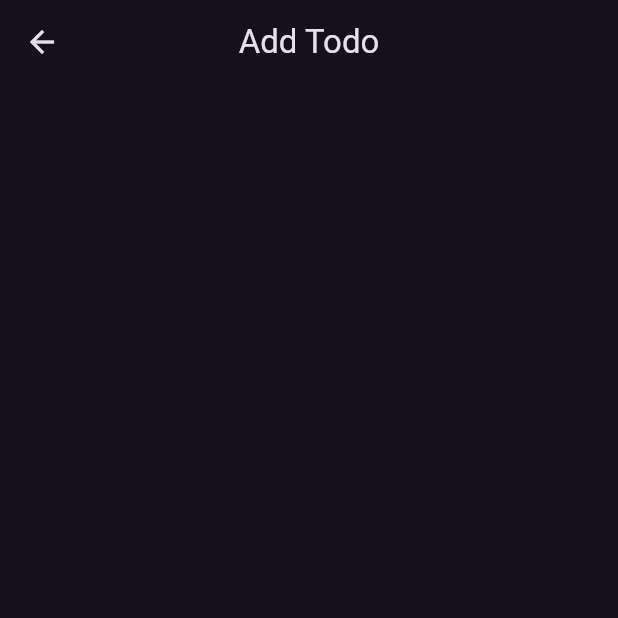
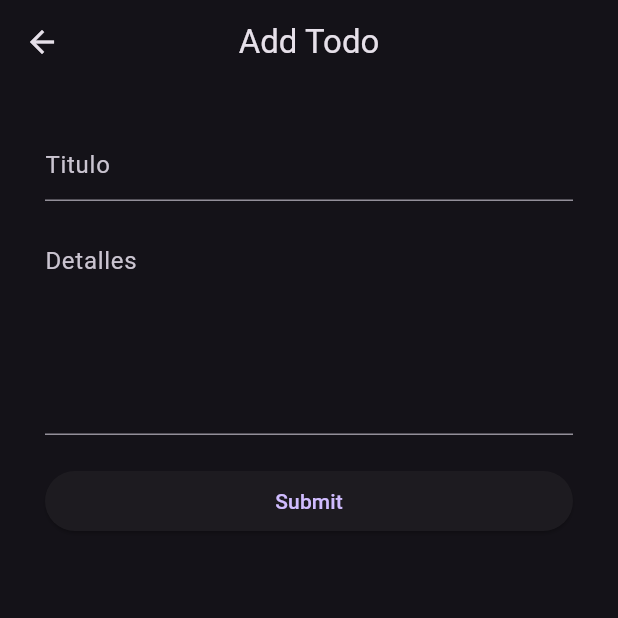
Before and after one commit to alejanrobellotti/todo_app, a Flutter app: the screen it shows after launch, after a tap on "Add Todo", on a phone screen of 412 x 824 dp, the top half of it. Run offline on Flutter 3.47's test engine with Material 3 defaults, Android fonts, the phone set to English and light mode, and no system bars; network calls fail.

Commit message:
Modificacion general

```diff
--- a/lib/screens/add_page.dart
+++ b/lib/screens/add_page.dart
@@ -1,4 +1,7 @@
+import 'dart:convert';
+
 import 'package:flutter/material.dart';
+import 'package:http/http.dart' as http;
 
 class AddTodoPage extends StatefulWidget {
   const AddTodoPage({super.key});
@@ -8,13 +11,92 @@ class AddTodoPage extends StatefulWidget {
 }
 
 class _AddTodoPageState extends State<AddTodoPage> {
+  TextEditingController tituloControler = TextEditingController();
+  TextEditingController detalleControler = TextEditingController();
   @override
   Widget build(BuildContext context) {
     return Scaffold(
       appBar: AppBar(
         centerTitle: true,
-        title: const Text('Add Todo'),
+        title: Text('Add Todo'),
+      ),
+      body: ListView(
+        padding: const EdgeInsets.all(30),
+        children: [
+          TextField(
+            controller: tituloControler,
+            decoration: InputDecoration(hintText: 'Titulo'),
+          ),
+          const SizedBox(
+            height: 20,
+          ),
+          TextField(
+            controller: detalleControler,
+            decoration: InputDecoration(hintText: 'Detalles'),
+            keyboardType: TextInputType.multiline,
+            maxLines: 6,
+            minLines: 5,
+          ),
+          const SizedBox(
+            height: 20,
+          ),
+          ElevatedButton(
+            clipBehavior: Clip.antiAlias,
+            onPressed: submintData,
+            child: Text('Submit'),
+          ),
+        ],
       ),
     );
   }
+
+  Future<void> submintData() async {
+    // Obtener los datos del formulario
+    final texto = tituloControler.text;
+    final detalle = detalleControler.text;
+    final body = {
+      "title": texto,
+      "description": detalle,
+      "is_completed": false
+    };
+    // Enviar datos al server
+    const url = 'https://api.nstack.in/v1/todos';
+    final uri = Uri.parse(url);
+    final response = await http.post(
+      uri,
+      body: jsonEncode(body),
+      headers: {'Content-Type': 'application/json'},
+    );
+
+    // Mostrar si fue exitosos o no y porque
+
+    if (response.statusCode == 201) {
+      tituloControler.text = '';
+      detalleControler.text = '';
+      print('Creacion Success');
+      showSuccesMessage('Creacion Success');
+    } else {
+      print('Failed Creacion Success');
+      showErrorSuccesMessage('Failed Creacion Success');
+      print(response.body);
+    }
+  }
+
+  void showSuccesMessage(String message) {
+    final snackBar = SnackBar(
+      content: Text(message),
+    );
+    ScaffoldMessenger.of(context).showSnackBar(snackBar);
+  }
+
+  void showErrorSuccesMessage(String message) {
+    final snackBar = SnackBar(
+      content: Text(
+        message,
+        style: TextStyle(color: Colors.white),
+      ),
+      backgroundColor: Colors.red,
+    );
+    ScaffoldMessenger.of(context).showSnackBar(snackBar);
+  }
 }
--- a/lib/screens/todo_list.dart
+++ b/lib/screens/todo_list.dart
@@ -1,6 +1,9 @@
+import 'dart:convert';
+
 import 'package:flutter/material.dart';
 import 'package:todo_app/config/app_theme.dart';
 import 'package:todo_app/screens/add_page.dart';
+import 'package:http/http.dart' as http;
 
 class TodoListPage extends StatefulWidget {
   const TodoListPage({super.key});
@@ -10,6 +13,13 @@ class TodoListPage extends StatefulWidget {
 }
 
 class _TodoListPageState extends State<TodoListPage> {
+  List items = [];
+  @override
+  void initState() {
+    super.initState();
+    todoList();
+  }
+
   final tema = AppTheme();
   @override
   Widget build(BuildContext context) {
@@ -20,6 +30,26 @@ class _TodoListPageState extends State<TodoListPage> {
         title: const Text(
           'Todo List',
           style: TextStyle(color: Colors.white),
+        ),
+        actions: [
+          IconButton(
+            icon: Icon(Icons.refresh),
+            onPressed: todoList,
+          )
+        ],
+      ),
+      body: RefreshIndicator(
+        onRefresh: todoList,
+        child: ListView.builder(
+          itemCount: items.length,
+          itemBuilder: (context, index) {
+            final item = items[index] as Map;
+            return ListTile(
+              leading: CircleAvatar(child: Text('${index + 1}')),
+              title: Text(item['title']),
+              subtitle: Text(item['description']),
+            );
+          },
         ),
       ),
       floatingActionButton: FloatingActionButton.extended(
@@ -33,4 +63,17 @@ class _TodoListPageState extends State<TodoListPage> {
     final route = MaterialPageRoute(builder: (context) => const AddTodoPage());
     Navigator.push(context, route);
   }
+
+  Future<void> todoList() async {
+    const url = 'https://api.nstack.in/v1/todos?page=1&limit=20';
+    final uri = Uri.parse(url);
+    final response = await http.get(uri);
+    if (response.statusCode == 200) {
+      final json = jsonDecode(response.body) as Map;
+      final resultado = json['items'] as List;
+      setState(() {
+        items = resultado;
+      });
+    } else {}
+  }
 }
--- a/pubspec.yaml
+++ b/pubspec.yaml
@@ -9,6 +9,7 @@ environment:
 dependencies:
   flutter:
     sdk: flutter
+  http: ^1.2.1
 
 dev_dependencies:
   flutter_test:
```
Also changed, not shown: pubspec.lock.
